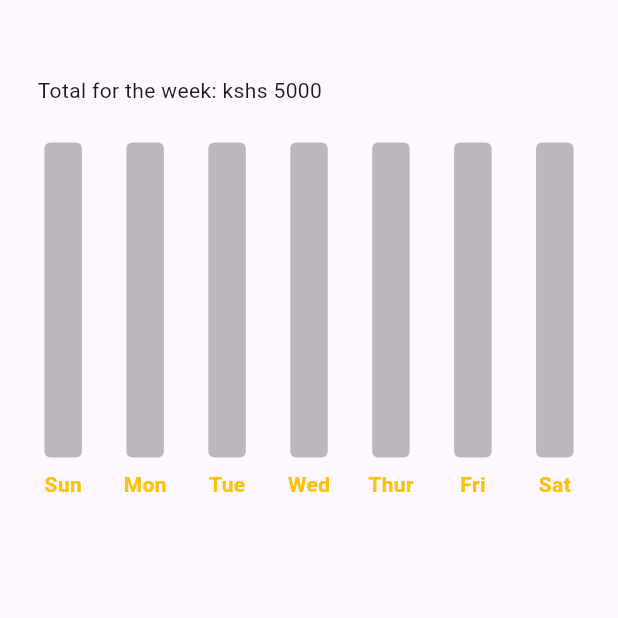
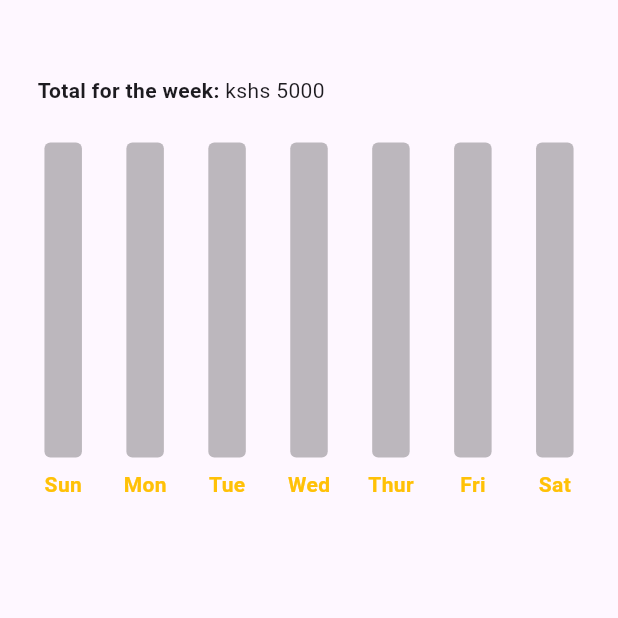
Before and after one commit to Odhi-ambo/project_money_spent, a Flutter app: the screen it shows after launch, on a phone screen of 412 x 824 dp, the top half of it. Run offline on Flutter 3.47's test engine with Material 3 defaults, Android fonts, the phone set to English and light mode, and no system bars; drawn by our look-alikes of fl_chart; our stand-ins replace hive, hive_flutter, isar; accounts and stored records are empty.

Commit message:
expense summary

```diff
--- a/lib/components/expense_summary.dart
+++ b/lib/components/expense_summary.dart
@@ -63,7 +63,13 @@ class ExpenseSummary extends StatelessWidget {
           Padding(
             padding: const EdgeInsets.all(25.0),
             child: Row(
-              children: [const Text('Total for the week: '), Text('kshs 5000')],
+              children: [
+                const Text(
+                  'Total for the week: ',
+                  style: TextStyle(fontWeight: FontWeight.bold),
+                ),
+                Text('kshs 5000')
+              ],
             ),
           ),
           SizedBox(
```
